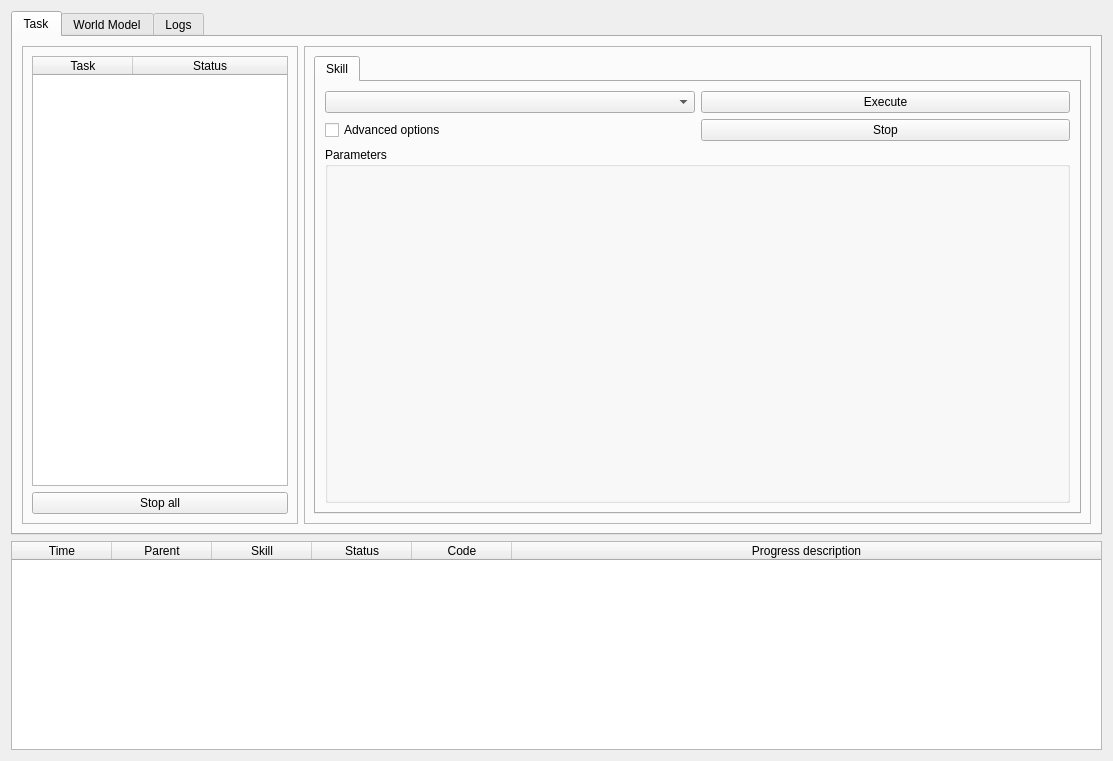
The window that skiros2_gui/src/skiros2_gui/core/skiros_gui.ui (RobotLabLTH/skiros2) describes before a commit, drawn with Qt 5.
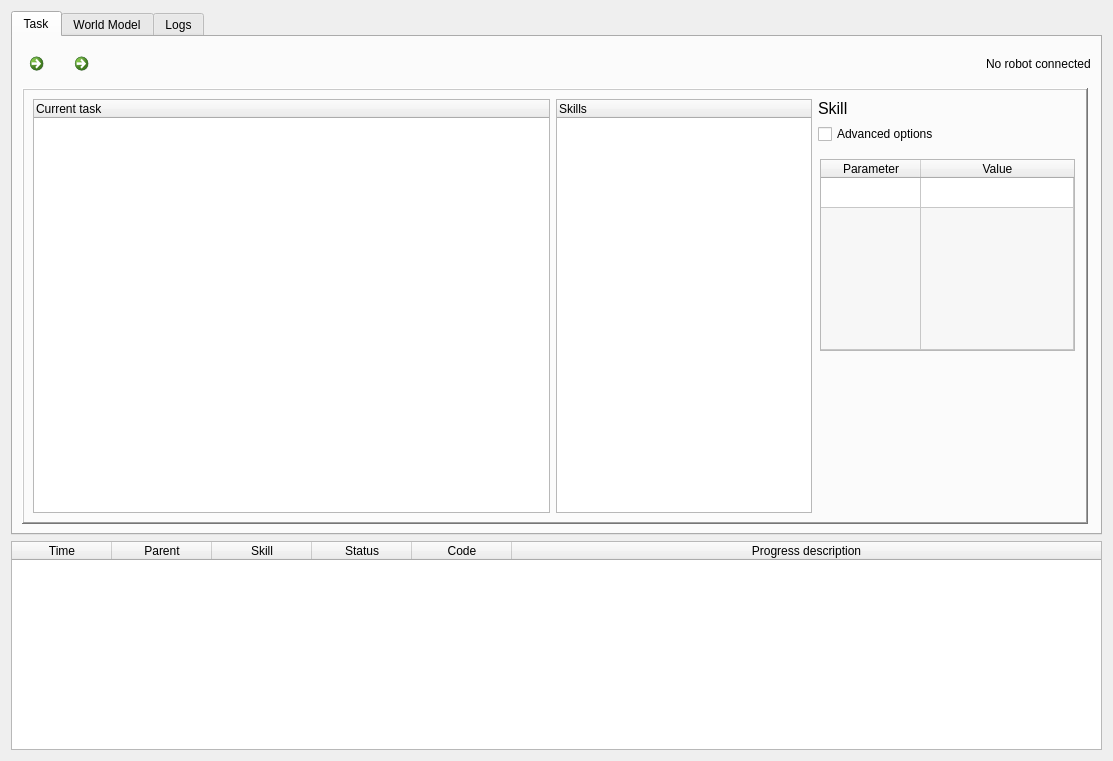
The same window after the commit. Icons and pictures are not drawn.

```diff
--- a/skiros2_gui/src/skiros2_gui/core/skiros_gui.ui
+++ b/skiros2_gui/src/skiros2_gui/core/skiros_gui.ui
@@ -54,145 +54,275 @@
        <string>Task</string>
       </attribute>
       <layout class="QGridLayout" name="gridLayout_2">
-       <item row="0" column="0">
+       <property name="rightMargin">
+        <number>0</number>
+       </property>
+       <item row="0" column="0" colspan="3">
+        <widget class="QFrame" name="frame_3">
+         <property name="frameShape">
+          <enum>QFrame::NoFrame</enum>
+         </property>
+         <property name="frameShadow">
+          <enum>QFrame::Raised</enum>
+         </property>
+         <property name="lineWidth">
+          <number>1</number>
+         </property>
+         <layout class="QHBoxLayout" name="horizontalLayout_4">
+          <property name="spacing">
+           <number>0</number>
+          </property>
+          <property name="leftMargin">
+           <number>0</number>
+          </property>
+          <property name="topMargin">
+           <number>0</number>
+          </property>
+          <property name="rightMargin">
+           <number>9</number>
+          </property>
+          <property name="bottomMargin">
+           <number>0</number>
+          </property>
+          <item>
+           <widget class="QCommandLinkButton" name="skill_exe_button">
+            <property name="maximumSize">
+             <size>
+              <width>45</width>
+              <height>47</height>
+             </size>
+            </property>
+            <property name="toolTip">
+             <string>Execute skill</string>
+            </property>
+            <property name="accessibleName">
+             <string/>
+            </property>
+            <property name="text">
+             <string/>
+            </property>
+            <property name="icon">
+             <iconset>
+              <normaloff>imgs/Play-Icon.png</normaloff>
+              <normalon>imgs/Pause-icon.png</normalon>imgs/Play-Icon.png</iconset>
+            </property>
+            <property name="iconSize">
+             <size>
+              <width>30</width>
+              <height>30</height>
+             </size>
+            </property>
+            <property name="description">
+             <string/>
+            </property>
+           </widget>
+          </item>
+          <item>
+           <widget class="QCommandLinkButton" name="skill_stop_button">
+            <property name="maximumSize">
+             <size>
+              <width>45</width>
+              <height>47</height>
+             </size>
+            </property>
+            <property name="toolTip">
+             <string>Stop skill</string>
+            </property>
+            <property name="text">
+             <string/>
+            </property>
+            <property name="icon">
+             <iconset>
+              <normaloff>imgs/Stop-Icon.png</normaloff>imgs/Stop-Icon.png</iconset>
+            </property>
+            <property name="iconSize">
+             <size>
+              <width>30</width>
+              <height>30</height>
+             </size>
+            </property>
+           </widget>
+          </item>
+          <item>
+           <spacer name="horizontalSpacer">
+            <property name="orientation">
+             <enum>Qt::Horizontal</enum>
+            </property>
+            <property name="sizeHint" stdset="0">
+             <size>
+              <width>40</width>
+              <height>20</height>
+             </size>
+            </property>
+           </spacer>
+          </item>
+          <item>
+           <widget class="QLabel" name="robot_rate_info">
+            <property name="text">
+             <string>No robot connected</string>
+            </property>
+           </widget>
+          </item>
+         </layout>
+        </widget>
+       </item>
+       <item row="1" column="0">
         <widget class="QFrame" name="frame">
          <property name="frameShape">
-          <enum>QFrame::StyledPanel</enum>
+          <enum>QFrame::WinPanel</enum>
          </property>
          <property name="frameShadow">
           <enum>QFrame::Raised</enum>
          </property>
-         <layout class="QVBoxLayout" name="verticalLayout_3">
-          <item>
-           <widget class="QTableWidget" name="tasks_table_widget">
+         <layout class="QGridLayout" name="gridLayout">
+          <item row="0" column="0" rowspan="3">
+           <widget class="QTreeWidget" name="task_tree_widget">
             <property name="sizePolicy">
              <sizepolicy hsizetype="Expanding" vsizetype="Expanding">
-              <horstretch>1</horstretch>
+              <horstretch>6</horstretch>
               <verstretch>0</verstretch>
              </sizepolicy>
             </property>
             <property name="editTriggers">
              <set>QAbstractItemView::AnyKeyPressed|QAbstractItemView::DoubleClicked|QAbstractItemView::EditKeyPressed</set>
             </property>
-            <property name="columnCount">
-             <number>2</number>
-            </property>
-            <attribute name="horizontalHeaderCascadingSectionResizes">
+            <property name="rootIsDecorated">
              <bool>false</bool>
-            </attribute>
-            <attribute name="horizontalHeaderMinimumSectionSize">
-             <number>1</number>
-            </attribute>
-            <attribute name="horizontalHeaderStretchLastSection">
+            </property>
+            <attribute name="headerVisible">
              <bool>true</bool>
             </attribute>
-            <attribute name="verticalHeaderVisible">
-             <bool>false</bool>
-            </attribute>
             <column>
              <property name="text">
-              <string>Task</string>
+              <string>Current task</string>
              </property>
             </column>
-            <column>
-             <property name="text">
-              <string>Status</string>
-             </property>
-            </column>
            </widget>
           </item>
-          <item>
-           <widget class="QPushButton" name="stop_all_tasks_button">
+          <item row="0" column="2">
+           <widget class="QLabel" name="skill_name_label">
+            <property name="font">
+             <font>
+              <pointsize>12</pointsize>
+             </font>
+            </property>
             <property name="text">
-             <string>Stop all</string>
+             <string>Skill</string>
             </property>
            </widget>
           </item>
-         </layout>
-        </widget>
-       </item>
-       <item row="0" column="1" colspan="2">
-        <widget class="QFrame" name="frame_5">
-         <property name="sizePolicy">
-          <sizepolicy hsizetype="Preferred" vsizetype="Preferred">
-           <horstretch>2</horstretch>
-           <verstretch>0</verstretch>
-          </sizepolicy>
-         </property>
-         <property name="frameShape">
-          <enum>QFrame::StyledPanel</enum>
-         </property>
-         <property name="frameShadow">
-          <enum>QFrame::Raised</enum>
-         </property>
-         <layout class="QVBoxLayout" name="verticalLayout_2">
-          <item>
-           <widget class="QTabWidget" name="task_tab">
+          <item row="1" column="2">
+           <widget class="QCheckBox" name="modality_checkBox">
+            <property name="text">
+             <string>Advanced options</string>
+            </property>
+           </widget>
+          </item>
+          <item row="0" column="1" rowspan="3">
+           <widget class="QTreeWidget" name="skill_tree_widget">
             <property name="sizePolicy">
-             <sizepolicy hsizetype="Preferred" vsizetype="Preferred">
+             <sizepolicy hsizetype="MinimumExpanding" vsizetype="Expanding">
+              <horstretch>0</horstretch>
+              <verstretch>0</verstretch>
+             </sizepolicy>
+            </property>
+            <property name="toolTip">
+             <string>List of available skills</string>
+            </property>
+            <column>
+             <property name="text">
+              <string>Skills</string>
+             </property>
+            </column>
+           </widget>
+          </item>
+          <item row="2" column="2">
+           <widget class="QFrame" name="skill_parameters_group_box">
+            <property name="sizePolicy">
+             <sizepolicy hsizetype="Expanding" vsizetype="Expanding">
               <horstretch>3</horstretch>
-              <verstretch>100</verstretch>
+              <verstretch>0</verstretch>
              </sizepolicy>
             </property>
-            <property name="currentIndex">
-             <number>0</number>
-            </property>
-            <widget class="QWidget" name="skill_tab">
-             <attribute name="title">
-              <string>Skill</string>
-             </attribute>
-             <layout class="QGridLayout" name="gridLayout_8">
-              <item row="1" column="0">
-               <widget class="QCheckBox" name="modality_checkBox">
+            <layout class="QVBoxLayout" name="verticalLayout_19">
+             <property name="leftMargin">
+              <number>2</number>
+             </property>
+             <property name="rightMargin">
+              <number>2</number>
+             </property>
+             <item>
+              <widget class="QTableWidget" name="skill_params_table">
+               <property name="sizePolicy">
+                <sizepolicy hsizetype="Expanding" vsizetype="MinimumExpanding">
+                 <horstretch>0</horstretch>
+                 <verstretch>0</verstretch>
+                </sizepolicy>
+               </property>
+               <property name="baseSize">
+                <size>
+                 <width>0</width>
+                 <height>30</height>
+                </size>
+               </property>
+               <property name="autoFillBackground">
+                <bool>true</bool>
+               </property>
+               <property name="alternatingRowColors">
+                <bool>true</bool>
+               </property>
+               <property name="showGrid">
+                <bool>true</bool>
+               </property>
+               <property name="cornerButtonEnabled">
+                <bool>false</bool>
+               </property>
+               <property name="rowCount">
+                <number>2</number>
+               </property>
+               <attribute name="horizontalHeaderVisible">
+                <bool>true</bool>
+               </attribute>
+               <attribute name="horizontalHeaderStretchLastSection">
+                <bool>true</bool>
+               </attribute>
+               <attribute name="verticalHeaderVisible">
+                <bool>false</bool>
+               </attribute>
+               <attribute name="verticalHeaderHighlightSections">
+                <bool>true</bool>
+               </attribute>
+               <attribute name="verticalHeaderStretchLastSection">
+                <bool>true</bool>
+               </attribute>
+               <row/>
+               <row/>
+               <column>
                 <property name="text">
-                 <string>Advanced options</string>
+                 <string>Parameter</string>
                 </property>
-               </widget>
-              </item>
-              <item row="1" column="1">
-               <widget class="QPushButton" name="skill_stop_button">
+               </column>
+               <column>
                 <property name="text">
-                 <string>Stop</string>
+                 <string>Value</string>
                 </property>
-               </widget>
-              </item>
-              <item row="0" column="1">
-               <widget class="QPushButton" name="skill_exe_button">
-                <property name="text">
-                 <string>Execute</string>
-                </property>
-               </widget>
-              </item>
-              <item row="0" column="0">
-               <widget class="QComboBox" name="skill_combo_box"/>
-              </item>
-              <item row="4" column="0" colspan="2">
-               <widget class="QGroupBox" name="skill_parameters_group_box">
-                <property name="sizePolicy">
-                 <sizepolicy hsizetype="Expanding" vsizetype="Expanding">
-                  <horstretch>1</horstretch>
-                  <verstretch>0</verstretch>
-                 </sizepolicy>
-                </property>
-                <property name="title">
-                 <string>Parameters</string>
-                </property>
-                <layout class="QVBoxLayout" name="verticalLayout_19">
-                 <item>
-                  <layout class="QGridLayout" name="skill_params_layout" rowstretch="0">
-                   <property name="sizeConstraint">
-                    <enum>QLayout::SetNoConstraint</enum>
-                   </property>
-                   <property name="bottomMargin">
-                    <number>0</number>
-                   </property>
-                  </layout>
-                 </item>
-                </layout>
-               </widget>
-              </item>
-             </layout>
-            </widget>
+               </column>
+              </widget>
+             </item>
+             <item>
+              <spacer name="verticalSpacer">
+               <property name="orientation">
+                <enum>Qt::Vertical</enum>
+               </property>
+               <property name="sizeHint" stdset="0">
+                <size>
+                 <width>20</width>
+                 <height>80</height>
+                </size>
+               </property>
+              </spacer>
+             </item>
+            </layout>
            </widget>
           </item>
          </layout>
```
Left out of the diff: 3 changed lines with no effect on the pictures.
